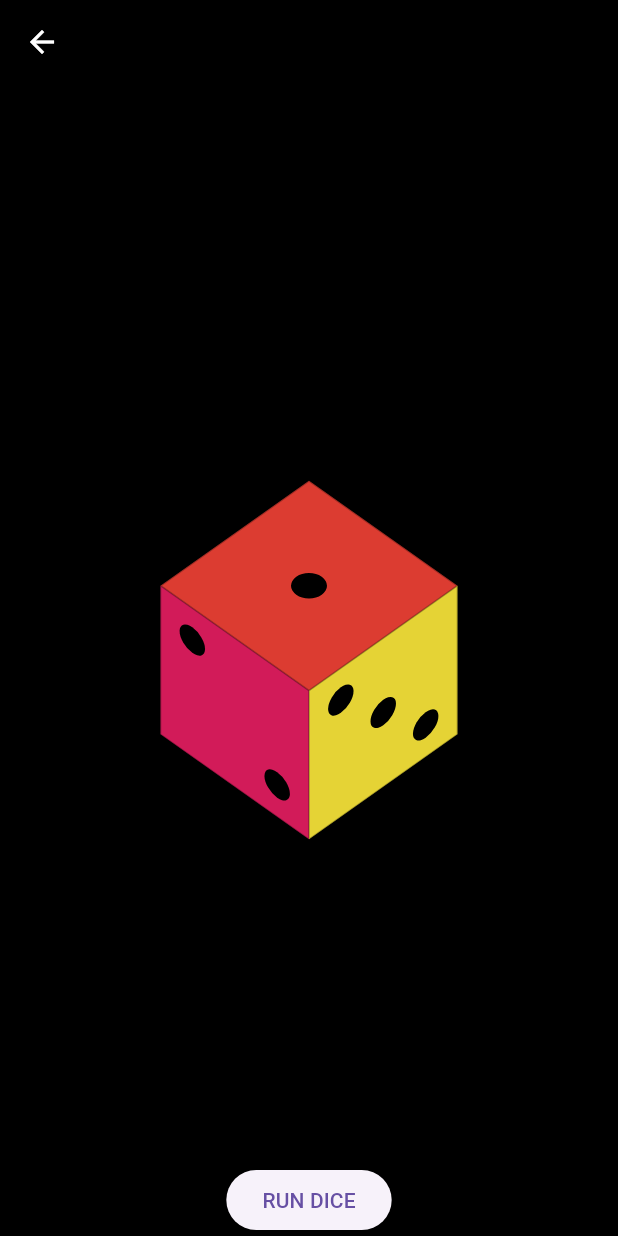
After one commit to ejayjeon/flutter_interactive_ui, a Flutter app: the screen it shows after launch, after a tap on "주사위 굴리기", on a phone screen of 412 x 824 dp. The commit adds this screen. Run offline on Flutter 3.47's test engine with Material 3 defaults, Android fonts, the phone set to English and light mode, and no system bars; our stand-ins replace flutter_svg.

Commit message:
[Interactive UI - 4] Rolling Dice - README.md 수정

```diff
--- a/lib/main.dart
+++ b/lib/main.dart
@@ -1,7 +1,9 @@
 import 'package:flutter/material.dart';
 import 'package:flutter_svg/svg.dart';
 import 'package:interactive_ui/screens/bouncing_card/bouncing_card.dart';
-import 'package:interactive_ui/screens/circle_checker.dart';
+import 'package:interactive_ui/screens/circle_checker/circle_checker.dart';
+import 'package:interactive_ui/screens/rolling_dice.dart/cube.dart';
+import 'package:interactive_ui/screens/rolling_dice.dart/rolling_dice.dart';
 import 'package:interactive_ui/screens/text_scale/text_scale.dart';
 
 void main() => runApp(const Main());
@@ -75,6 +77,11 @@ class _AppState extends State<App> {
             page: const TextScale(),
             title: "글자크기 조절 인터렉션",
           ),
+          _navigatorButton(
+            context: context,
+            page: const RollingDice(),
+            title: "주사위 굴리기",
+          ),
         ],
       ),
       bottomNavigationBar: const BottomAppBar(
--- a/lib/mixins/animation_controller_mixin.dart
+++ b/lib/mixins/animation_controller_mixin.dart
@@ -6,6 +6,7 @@ mixin AnimationControllerMixin<T extends StatefulWidget> on State<T>
     implements TickerProvider {
   late AnimationController _animationController;
   late Animation<double> animation;
+  late Animation<double> animationY;
   int? duration;
   Widget? animationChild;
   Ticker? _ticker;
--- a/lib/screens/circle_checker.dart
+++ /dev/null
@@ -1,103 +0,0 @@
-import 'package:flutter/material.dart';
-import 'package:interactive_ui/painter/circle_checker_painter.dart';
-import 'package:interactive_ui/style/default_layout.dart';
-
-class CircleChecker extends StatefulWidget {
-  const CircleChecker({super.key});
-
-  @override
-  State<CircleChecker> createState() => _CircleCheckerState();
-}
-
-class _CircleCheckerState extends State<CircleChecker>
-    with SingleTickerProviderStateMixin {
-  late Animation<double> animation;
-  late AnimationController controller;
-
-  @override
-  void initState() {
-    super.initState();
-    controller = AnimationController(
-      vsync: this,
-      duration: const Duration(milliseconds: 700),
-    );
-
-    animation = Tween<double>(begin: 0.0, end: 1).animate(controller);
-
-    // controller.repeat(reverse: false);
-    controller.forward();
-  }
-
-  @override
-  void dispose() {
-    controller.dispose();
-    super.dispose();
-  }
-
-  AppBar _appBar() {
-    return AppBar(
-      backgroundColor: Colors.black,
-      foregroundColor: Colors.white,
-      // leading: const Icon(
-      //   Icons.arrow_back_ios,
-      //   color: Colors.white,
-      // ),
-    );
-  }
-
-  Widget _bottomNavigationBar() {
-    return BottomNavigationBar(
-      items: const <BottomNavigationBarItem>[
-        BottomNavigationBarItem(
-          backgroundColor: Colors.black,
-          icon: Icon(
-            Icons.home,
-            color: Colors.white,
-          ),
-          label: "home",
-        ),
-        BottomNavigationBarItem(
-          icon: Icon(
-            Icons.search,
-            color: Colors.white,
-          ),
-          label: "search",
-        ),
-        BottomNavigationBarItem(
-          icon: Icon(
-            Icons.video_collection_outlined,
-            color: Colors.white,
-          ),
-          label: "video",
-        ),
-        BottomNavigationBarItem(
-          icon: Icon(
-            Icons.shopping_basket_outlined,
-            color: Colors.white,
-          ),
-          label: "shopping",
-        ),
-      ],
-    );
-  }
-
-  @override
-  Widget build(BuildContext context) {
-    return DefaultLayout(
-      backgroundColor: Colors.black,
-      appBar: _appBar(),
-      body: Center(
-        child: AnimatedBuilder(
-          animation: animation,
-          builder: (context, child) {
-            return CustomPaint(
-              painter: CircleCheckerPainter(animation.value),
-              size: const Size(180, 180),
-            );
-          },
-        ),
-      ),
-      bottomNavigationBar: _bottomNavigationBar(),
-    );
-  }
-}
--- /dev/null
+++ b/lib/screens/circle_checker/circle_checker.dart
@@ -0,0 +1,91 @@
+import 'package:flutter/material.dart';
+import 'package:interactive_ui/painter/circle_checker_painter.dart';
+import 'package:interactive_ui/style/default_layout.dart';
+
+class CircleChecker extends StatefulWidget {
+  const CircleChecker({super.key});
+
+  @override
+  State<CircleChecker> createState() => _CircleCheckerState();
+}
+
+class _CircleCheckerState extends State<CircleChecker>
+    with SingleTickerProviderStateMixin {
+  late Animation<double> animation;
+  late AnimationController controller;
+
+  @override
+  void initState() {
+    super.initState();
+    controller = AnimationController(
+      vsync: this,
+      duration: const Duration(milliseconds: 700),
+    );
+
+    animation = Tween<double>(begin: 0.0, end: 1).animate(controller);
+
+    // controller.repeat(reverse: false);
+    controller.forward();
+  }
+
+  @override
+  void dispose() {
+    controller.dispose();
+    super.dispose();
+  }
+
+  Widget _bottomNavigationBar() {
+    return BottomNavigationBar(
+      items: const <BottomNavigationBarItem>[
+        BottomNavigationBarItem(
+          backgroundColor: Colors.black,
+          icon: Icon(
+            Icons.home,
+            color: Colors.white,
+          ),
+          label: "home",
+        ),
+        BottomNavigationBarItem(
+          icon: Icon(
+            Icons.search,
+            color: Colors.white,
+          ),
+          label: "search",
+        ),
+        BottomNavigationBarItem(
+          icon: Icon(
+            Icons.video_collection_outlined,
+            color: Colors.white,
+          ),
+          label: "video",
+        ),
+        BottomNavigationBarItem(
+          icon: Icon(
+            Icons.shopping_basket_outlined,
+            color: Colors.white,
+          ),
+          label: "shopping",
+        ),
+      ],
+    );
+  }
+
+  @override
+  Widget build(BuildContext context) {
+    return DefaultLayout(
+      backgroundColor: Colors.black,
+      body: Center(
+        child: AnimatedBuilder(
+          animation: animation,
+          builder: (context, child) {
+            return CustomPaint(
+              painter: CircleCheckerPainter(animation.value),
+              size: const Size(180, 180),
+            );
+          },
+        ),
+      ),
+      bottomNavigationBar: _bottomNavigationBar(),
+    );
+  }
+}
--- /dev/null
+++ b/lib/screens/rolling_dice.dart/cube.dart
@@ -0,0 +1,185 @@
+import 'dart:math';
+// import 'package:vector_math/vector_math_64.dart' as vector;
+import 'package:flutter/material.dart';
+
+class Cube extends StatelessWidget {
+  final double x, y, size;
+  final bool rainbow;
+  final Map<int, Color> colorPairs; // // (1,6), (2,5), (3,4) 각각의 색상을 전달
+  const Cube({
+    super.key,
+    required this.x,
+    required this.y,
+    required this.size,
+    this.rainbow = false,
+    required this.colorPairs,
+  });
+
+  static const double _shadow = 0.2, _halfPi = pi / 2, _oneHalfPi = pi + pi / 2;
+
+  double get _sum => (y + (x > pi ? pi : 0.0)).abs() % (pi * 2);
+
+  double map(num value,
+          [num iStart = 0,
+          num iEnd = pi * 2,
+          num oStart = 0,
+          num oEnd = 1.0]) =>
+      ((oEnd - oStart) / (iEnd - iStart)) * (value - iStart) + oStart;
+
+  Widget drawDiceDots(int number) {
+    List<Widget> dots = [];
+
+    if ([1, 3, 5].contains(number)) {
+      dots.add(_buildDot(Alignment.center)); // 중앙 점
+    }
+    if ([2, 3, 4, 5, 6].contains(number)) {
+      dots.add(_buildDot(Alignment.topLeft)); // 왼쪽 위 점
+      dots.add(_buildDot(Alignment.bottomRight)); // 오른쪽 아래 점
+    }
+    if ([4, 5, 6].contains(number)) {
+      dots.add(_buildDot(Alignment.topRight)); // 오른쪽 위 점
+      dots.add(_buildDot(Alignment.bottomLeft)); // 왼쪽 아래 점
+    }
+    if ([6].contains(number)) {
+      dots.add(_buildDot(Alignment.centerLeft)); // 왼쪽 중간 점
+      dots.add(_buildDot(Alignment.centerRight)); // 오른쪽 중간 점
+    }
+
+    return Stack(children: dots);
+  }
+
+  // 주사위 점
+  Widget _buildDot(Alignment alignment) {
+    return Align(
+      alignment: alignment,
+      child: Container(
+        width: 24.0,
+        height: 24.0,
+        decoration: const BoxDecoration(
+          color: Colors.black,
+          shape: BoxShape.circle,
+        ),
+      ),
+    );
+  }
+
+  @override
+  Widget build(BuildContext context) {
+    final bool _topBottom = x < _halfPi || x > _oneHalfPi;
+    final bool _northSouth = _sum < _halfPi || _sum > _oneHalfPi;
+    final bool _eastWest = _sum < pi;
+
+    int _getFrontSide(double x, double y) {
+      // X축이 기본적으로 정면을 결정
+      if (x < _halfPi || x > _oneHalfPi) {
+        return 1;
+      } else {
+        return 6;
+      }
+    }
+
+    int _getRightSide(double x, double y) {
+      // Y축이 기본적으로 오른쪽 면을 결정
+      if (_sum < _halfPi || _sum > _oneHalfPi) {
+        return 2;
+      } else {
+        return 5;
+      }
+    }
+
+    int _getTopSide(double x, double y) {
+      // Z축이 기본적으로 위쪽 면을 결정
+      if (_sum < pi) {
+        return 3;
+      } else {
+        return 4;
+      }
+    }
+
+    final int frontSide = _getFrontSide(x, y);
+    final int rightSide = _getRightSide(x, y);
+    final int topSide = _getTopSide(x, y);
+
+    Color getSideColor(int side) {
+      // 반대편 면끼리 같은 색상 적용
+      return colorPairs[side] ?? Colors.white;
+    }
+
+    return Stack(
+      children: <Widget>[
+        _side(
+          zRot: y,
+          xRot: -x,
+          shadow: _getShadow(x),
+          moveZ: _topBottom,
+          number: frontSide,
+          color: getSideColor(frontSide),
+        ),
+        _side(
+          yRot: y,
+          xRot: _halfPi - x,
+          shadow: _getShadow(_sum),
+          moveZ: _northSouth,
+          number: rightSide,
+          color: getSideColor(rightSide),
+        ),
+        _side(
+          yRot: -_halfPi + y,
+          xRot: _halfPi - x,
+          shadow: _shadow - _getShadow(_sum),
+          moveZ: _eastWest,
+          number: topSide,
+          color: getSideColor(topSide),
+        ),
+      ],
+    );
+  }
+
+  double _getShadow(double r) {
+    if (r < _halfPi) {
+      return map(r, 0, _halfPi, 0, _shadow);
+    } else if (r > _oneHalfPi) {
+      return _shadow - map(r, _oneHalfPi, pi * 2, 0, _shadow);
+    } else if (r < pi) {
+      return _shadow - map(r, _halfPi, pi, 0, _shadow);
+    }
+
+    return map(r, pi, _oneHalfPi, 0, _shadow);
+  }
+
+  Widget _side({
+    bool moveZ = true,
+    double xRot = 0.0,
+    double yRot = 0.0,
+    double zRot = 0.0,
+    double shadow = 0.0,
+    required int number,
+    required Color color,
+  }) {
+    return Transform(
+      alignment: Alignment.center,
+      transform: Matrix4.identity()
+        ..rotateX(xRot)
+        ..rotateY(yRot)
+        ..rotateZ(zRot)
+        // ..setEntry(3, 2, 0.001)
+        ..translate(0.0, 0.0, moveZ ? -size / 2 : size / 2),
+      child: Container(
+        alignment: Alignment.center,
+        child: Container(
+          constraints: BoxConstraints.expand(width: size, height: size),
+          color: color,
+          padding: const EdgeInsets.all(18),
+          foregroundDecoration: BoxDecoration(
+            color: Colors.black.withOpacity(rainbow ? 0.0 : shadow),
+            border: Border.all(
+              width: 0.8,
+              color: rainbow ? color.withOpacity(0.3) : Colors.black26,
+            ),
+          ),
+          child: drawDiceDots(number),
+        ),
+      ),
+    );
+  }
+}
--- /dev/null
+++ b/lib/screens/rolling_dice.dart/rolling_dice.dart
@@ -0,0 +1,182 @@
+import 'dart:async';
+
+import 'package:flutter/material.dart';
+import 'package:interactive_ui/extensions/widget_extension.dart';
+import 'dart:math';
+
+import 'package:interactive_ui/screens/rolling_dice.dart/cube.dart';
+import 'package:interactive_ui/style/default_layout.dart';
+
+class RollingDice extends StatefulWidget {
+  const RollingDice({
+    super.key,
+  });
+  @override
+  RollingDiceState createState() => RollingDiceState();
+}
+
+class RollingDiceState extends State<RollingDice>
+    with TickerProviderStateMixin {
+  late Animation<double> animation;
+  late Animation<double> animationY;
+  late AnimationController animationController;
+
+  final List<Widget> _list = <Widget>[];
+  final double _size = 140.0;
+
+  double _x = pi * 0.25, _y = pi * 0.25;
+  Timer? _timer;
+
+  int get size => _list.length;
+
+  @override
+  void initState() {
+    super.initState();
+    initAmination();
+  }
+
+  void initAmination() {
+    animationController = AnimationController(
+      vsync: this,
+      duration: const Duration(milliseconds: 2000),
+    );
+    // double endX = pi * 2;
+    // double endY = Random().nextDouble() * pi * 3;
+    animation = Tween<double>(begin: 0.0, end: pi * 2).animate(
+      CurvedAnimation(
+        parent: animationController,
+        curve: Curves.easeInOut,
+      ),
+    );
+    animationY = Tween<double>(begin: 0.0, end: pi * 2).animate(
+      CurvedAnimation(
+        parent: animationController,
+        curve: Curves.easeInOut,
+      ),
+    );
+
+    animationController.addListener(() {
+      setState(() {
+        _x = animation.value;
+        _y = animationY.value;
+      });
+    });
+
+    animationController.addStatusListener((AnimationStatus status) {
+      if (status == AnimationStatus.completed) {
+        animationController.reverse();
+      } else if (status == AnimationStatus.dismissed) {
+        animationController.forward();
+      }
+    });
+  }
+
+  @override
+  Widget build(BuildContext context) {
+    return DefaultLayout(
+      backgroundColor: Colors.black,
+      body: Stack(
+        children: <Widget>[
+          ElevatedButton(
+                  onPressed: () => startAnimation(), child: Text("RUN DICE"))
+              .bottomCenter,
+          LayoutBuilder(
+            builder: (_, BoxConstraints c) => Stack(
+              children: _list.map((Widget w) {
+                final double _i = map(size - _list.indexOf(w), 0, 150);
+
+                return Positioned(
+                  top: (c.maxHeight / 2 - _size / 2) + _i * c.maxHeight * 0.9,
+                  left: (c.maxWidth / 2 - _size / 2) - _i * c.maxWidth * 0.9,
+                  child: Transform.scale(
+                    scale: _i * 1.5 + 1.0,
+                    child: w,
+                  ),
+                );
+              }).toList(),
+            ),
+          ),
+
+          // Cube
+          GestureDetector(
+            onTap: startAnimation,
+            onPanUpdate: (DragUpdateDetails u) => setState(() {
+              _x = (_x + -u.delta.dy / 150) % (pi * 2);
+              _y = (_y + -u.delta.dx / 150) % (pi * 2);
+            }),
+            child: Container(
+              color: Colors.transparent,
+              child: Cube(
+                // color: Colors.grey.shade200,
+                x: _x,
+                y: _y,
+                size: _size,
+                colorPairs: const {
+                  1: Colors.red,
+                  2: Colors.pink,
+                  3: Colors.yellow,
+                  4: Colors.green,
+                  5: Colors.blue,
+                  6: Colors.purple,
+                },
+              ),
+            ),
+          ),
+        ],
+      ),
+    );
+  }
+
+  @override
+  void dispose() {
+    _timer?.cancel();
+    animationController.dispose();
+    super.dispose();
+  }
+
+  // void _start() {
+  //   if (_timer?.isActive ?? false) {
+  //     return;
+  //   }
+
+  //   _timer = Timer.periodic(const Duration(milliseconds: 48), (_) => _add());
+  // }
+
+  void startAnimation() {
+    if (animationController.isAnimating) {
+      animationController.stop();
+    } else {
+      animationController.repeat();
+    }
+  }
+
+  double map(
+    num value, [
+    num iStart = 0,
+    num iEnd = pi * 2,
+    num oStart = 0,
+    num oEnd = 1.0,
+  ]) =>
+      ((oEnd - oStart) / (iEnd - iStart)) * (value - iStart) + oStart;
+
+  // void _add() {
+  //   if (size > 150) {
+  //     _list.removeRange(
+  //       0,
+  //       Colors.accents.length * 4,
+  //     ); // Expensive, remove more at once
+  //   }
+
+  //   setState(
+  //     () => _list.add(
+  //       Cube(
+  //         x: _x,
+  //         y: _y,
+  //         colorPairs: {},
+  //         rainbow: true,
+  //         size: _size,
+  //       ),
+  //     ),
+  //   );
+  // }
+}
--- a/lib/screens/text_scale/text_scale.dart
+++ b/lib/screens/text_scale/text_scale.dart
@@ -46,13 +46,6 @@ class _TextScaleState extends State<TextScale> with AnimationControllerMixin {
     //     rxFontSize = _tween.evaluate(animationController);
     //   });
     // });
-  }
-
-  AppBar _appBar() {
-    return AppBar(
-      backgroundColor: Colors.black,
-      foregroundColor: Colors.white,
-    );
   }
 
   Drawer _drawer({
@@ -200,7 +193,6 @@ class _TextScaleState extends State<TextScale> with AnimationControllerMixin {
   Widget build(BuildContext context) {
     return DefaultLayout(
         scaffoldKey: drawerKey,
-        appBar: _appBar(),
         backgroundColor: Colors.black,
         body: FutureBuilder(
           future: loadData(),
--- a/lib/style/default_layout.dart
+++ b/lib/style/default_layout.dart
@@ -26,7 +26,7 @@ class DefaultLayout extends StatelessWidget {
         key: scaffoldKey,
         backgroundColor: backgroundColor,
         drawerScrimColor: Colors.transparent,
-        appBar: appBar,
+        appBar: appBar ?? _appBar(),
         body: body,
         bottomNavigationBar: bottomNavigationBar,
         drawer: drawer,
@@ -34,4 +34,15 @@ class DefaultLayout extends StatelessWidget {
       ),
     );
   }
+
+  AppBar _appBar() {
+    return AppBar(
+      backgroundColor: Colors.black,
+      foregroundColor: Colors.white,
+      // leading: const Icon(
+      //   Icons.arrow_back_ios,
+      //   color: Colors.white,
+      // ),
+    );
+  }
 }
```
Also changed, not shown: lib/style/default_theme.dart (deleted), 2 other files.
